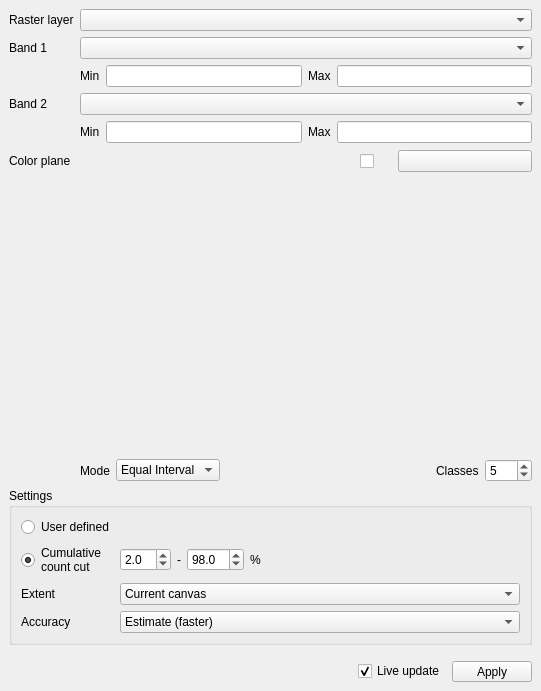
Before: the Qt Designer form enmapbox/coreapps/bivariatecolorrasterrendererapp/bivariatecolorrasterrendererdialog.ui in EnMAP-Box/enmap-box, drawn with Qt 5.
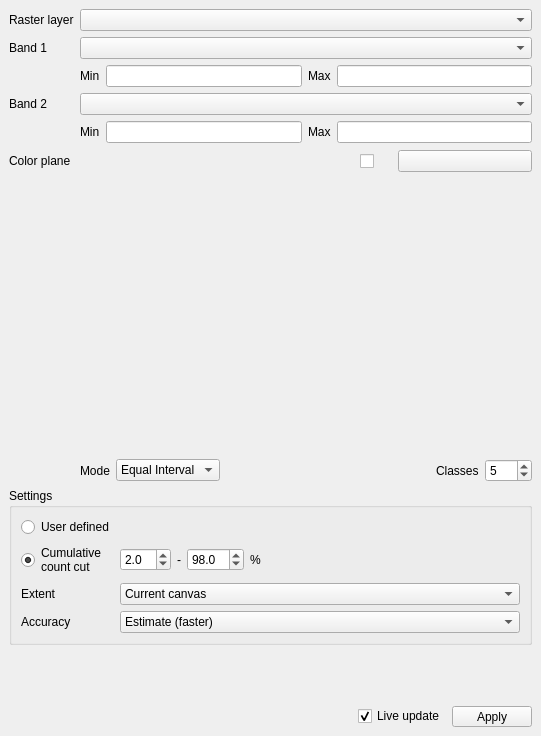
After: the same form once the commit is applied. Custom widgets are drawn as their Qt base class.

The edit to the form file:
```diff
--- a/enmapbox/coreapps/bivariatecolorrasterrendererapp/bivariatecolorrasterrendererdialog.ui
+++ b/enmapbox/coreapps/bivariatecolorrasterrendererapp/bivariatecolorrasterrendererdialog.ui
@@ -7,7 +7,7 @@
     <x>0</x>
     <y>0</y>
     <width>541</width>
-    <height>691</height>
+    <height>736</height>
    </rect>
   </property>
   <property name="windowTitle">
```
Left out of the diff: 8 changed lines with no effect on the pictures.
